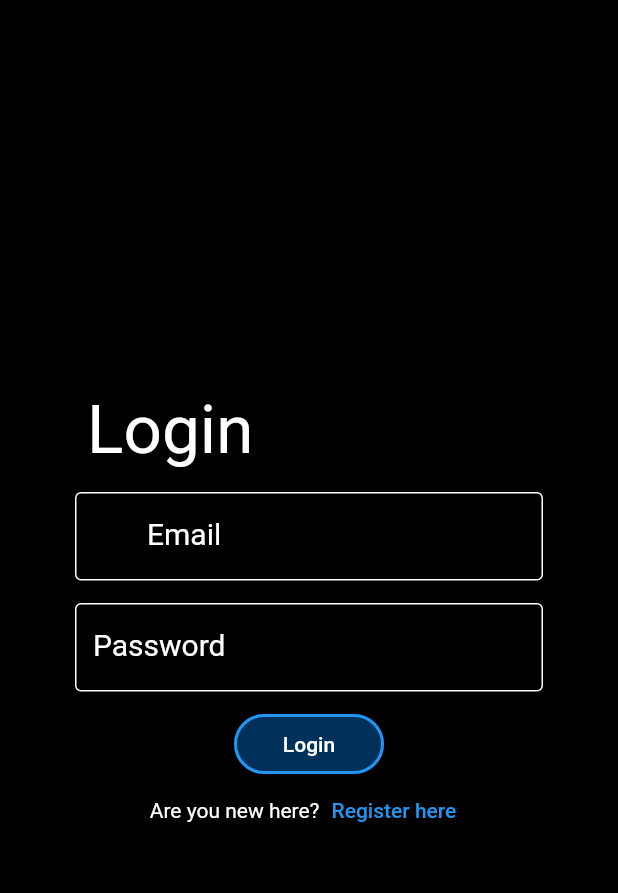
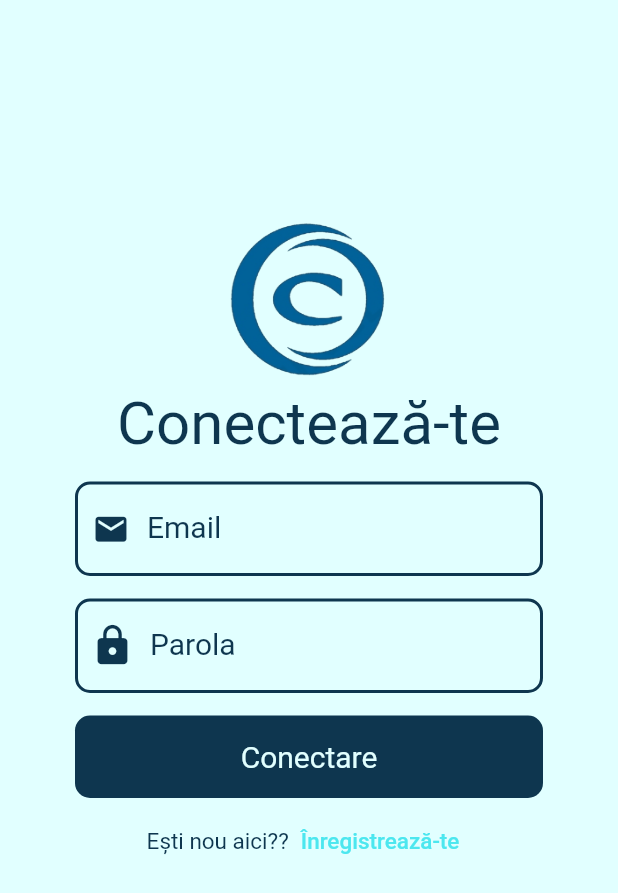
Before and after one commit to daniell0427/cligo, a Flutter app: the Login screen opened by its route, on a phone screen of 412 x 824 dp. Shown: the top 893 px of the screen. Run offline on Flutter 3.47's test engine with Material 2 defaults, Android fonts, the phone set to English and light mode, and no system bars; our stand-ins replace cloud_firestore, curved_navigation_bar, firebase_auth, firebase_core, searchfield; accounts and stored records are empty.

Commit message:
login gata

```diff
--- a/lib/view/login_view.dart
+++ b/lib/view/login_view.dart
@@ -1,6 +1,8 @@
+import 'package:cligo/constants/images.dart';
 import 'package:cligo/constants/routes.dart';
 import 'package:firebase_auth/firebase_auth.dart';
 import 'package:flutter/material.dart';
+import 'package:cligo/constants/colors.dart';
 import 'dart:developer' as devtools show log;
 
 class Login extends StatefulWidget {
@@ -31,90 +33,114 @@ class _LoginState extends State<Login> {
   @override
   Widget build(BuildContext context) {
     return Scaffold(
-      backgroundColor: Colors.black,
+      backgroundColor: Pallete.colorDim0,
       body: Padding(
-        padding: const EdgeInsets.all(50),
+        padding: const EdgeInsets.fromLTRB(50, 50, 50, 150),
         child: Column(
           mainAxisAlignment: MainAxisAlignment.center,
           children: [
-            const Padding(
-              padding: EdgeInsets.only(bottom: 15.0, right: 185),
-              child: Text(
-                'Login',
+            //!Logo
+            const CircleAvatar(
+              radius: 60,
+              backgroundColor: Colors.transparent,
+              backgroundImage: AssetImage(placeHolderLogo),
+            ),
+            //!title
+            const Text(
+              'Conectează-te',
               style: TextStyle(
-                  fontSize: 45,
-                  color: Colors.white,
+                fontSize: 40,
+                color: Pallete.colorDim4,
               ),
             ),
-            ),
-            TextField(
-              style: const TextStyle(color: Colors.white),
+
+            //!email
+            Padding(
+              padding: const EdgeInsets.only(top: 15),
+              child: TextField(
+                style: const TextStyle(color: Pallete.colorDim4, fontSize: 20),
                 controller: _email,
                 autocorrect: false,
                 enableSuggestions: false,
                 keyboardType: TextInputType.emailAddress,
                 decoration: const InputDecoration(
-                prefixIcon: Icon(
-                  Icons.person,
-                  color: Colors.black,
-                  size: 30,
-                ),
-                enabledBorder: OutlineInputBorder(
-                  borderSide: BorderSide(
-                    color: Colors.white,
+                  prefixIcon: Padding(
+                    padding: EdgeInsets.fromLTRB(10, 0, 10, 0),
+                    child: Icon(
+                      Icons.email,
+                      color: Pallete.colorDim4,
+                      size: 25,
                     ),
                   ),
+                  hintText: 'exemplu@gmail.com',
+                  hintStyle: TextStyle(color: Pallete.colorGray),
+                  enabledBorder: OutlineInputBorder(
+                    borderRadius: BorderRadius.all(Radius.circular(10)),
+                    borderSide: BorderSide(color: Pallete.colorDim4, width: 2),
+                  ),
                   focusedBorder: OutlineInputBorder(
-                  borderSide: BorderSide(
-                    color: Colors.white,
-                  ),
-                ),
+                      borderRadius: BorderRadius.all(Radius.circular(10)),
+                      borderSide:
+                          BorderSide(color: Pallete.colorDim4, width: 2)),
                   labelText: 'Email',
                   labelStyle: TextStyle(
                     fontSize: 20,
-                  color: Colors.white,
+                    color: Pallete.colorDim4,
                   ),
                 ),
               ),
+            ),
+
+            //!password
             Padding(
               padding: const EdgeInsets.only(top: 15),
               child: TextField(
-                style: const TextStyle(color: Colors.white),
+                style: const TextStyle(color: Pallete.colorDim4, fontSize: 20),
                 controller: _password,
                 obscureText: true,
                 autocorrect: false,
                 enableSuggestions: false,
                 decoration: const InputDecoration(
+                  prefixIcon: Padding(
+                    padding: EdgeInsets.fromLTRB(10, 0, 10, 0),
+                    child: Icon(
+                      Icons.lock,
+                      color: Pallete.colorDim4,
+                      size: 30,
+                    ),
+                  ),
                   enabledBorder: OutlineInputBorder(
-                    borderSide: BorderSide(color: Colors.white),
+                    borderRadius: BorderRadius.all(Radius.circular(10)),
+                    borderSide: BorderSide(color: Pallete.colorDim4, width: 2),
                   ),
                   focusedBorder: OutlineInputBorder(
-                      borderSide: BorderSide(color: Colors.white)),
-                  labelText: 'Password',
-                  labelStyle: TextStyle(fontSize: 20, color: Colors.white),
+                      borderRadius: BorderRadius.all(Radius.circular(10)),
+                      borderSide:
+                          BorderSide(color: Pallete.colorDim4, width: 2)),
+                  labelText: 'Parola',
+                  labelStyle: TextStyle(fontSize: 20, color: Pallete.colorDim4),
                 ),
               ),
             ),
-            SizedBox(
+            //!button
+            Padding(
+              padding: const EdgeInsets.only(top: 15),
+              child: SizedBox(
                 height: 55,
-              width: 100,
-              child: Padding(
-                padding: const EdgeInsets.only(top: 15.0),
+                width: double.infinity,
                 child: TextButton(
                   style: ButtonStyle(
-                      shape: MaterialStatePropertyAll(
+                    foregroundColor:
+                        MaterialStateProperty.all(Pallete.colorDim0),
+                    backgroundColor:
+                        MaterialStateProperty.all(Pallete.colorDim4),
+                    shape: MaterialStateProperty.all<RoundedRectangleBorder>(
                         RoundedRectangleBorder(
-                          side: const BorderSide(
-                            width: 2,
-                            color: Colors.blue,
-                            style: BorderStyle.solid,
+                      borderRadius: BorderRadius.circular(10),
+                      // side:
+                      //     const BorderSide(color: Pallete.colorDim0, width: 2),
+                    )),
                   ),
-                          borderRadius: BorderRadius.circular(50),
-                        ),
-                      ),
-                      backgroundColor: const MaterialStatePropertyAll(
-                        Color.fromARGB(90, 0, 140, 255),
-                      )),
                   onPressed: () async {
                     final email = _email.text;
                     final password = _password.text;
@@ -149,20 +175,25 @@ class _LoginState extends State<Login> {
                     }
                   },
                   child: const Text(
-                    'Login',
+                    'Conectare',
                     style: TextStyle(
-                      color: Colors.white,
+                      fontSize: 20,
+                      fontWeight: FontWeight.normal,
                     ),
                   ),
                 ),
               ),
             ),
-            Row(
+
+            //!are you new here
+            Padding(
+              padding: const EdgeInsets.only(top: 5),
+              child: Row(
                 mainAxisAlignment: MainAxisAlignment.center,
                 children: [
                   const Text(
-                  'Are you new here?',
-                  style: TextStyle(color: Colors.white),
+                    'Ești nou aici??',
+                    style: TextStyle(color: Pallete.colorDim4, fontSize: 15),
                   ),
                   TextButton(
                     onPressed: () {
@@ -172,9 +203,13 @@ class _LoginState extends State<Login> {
                         (route) => false,
                       );
                     },
-                  child: const Text('Register here'),
+                    child: const Text(
+                      'Înregistrează-te',
+                      style: TextStyle(fontSize: 15, color: Pallete.colorDim2),
+                    ),
                   )
                 ],
+              ),
             ),
           ],
         ),
--- a/lib/view/register_view.dart
+++ b/lib/view/register_view.dart
@@ -43,9 +43,9 @@ class _RegisterState extends State<Register> {
     return Scaffold(
       backgroundColor: Pallete.colorDim0,
       body: Padding(
-        padding: const EdgeInsets.all(50),
+        padding: const EdgeInsets.fromLTRB(50, 50, 50, 150),
         child: Column(
-          mainAxisAlignment: MainAxisAlignment.start,
+          mainAxisAlignment: MainAxisAlignment.center,
           children: [
             const CircleAvatar(
               radius: 60,
@@ -114,7 +114,7 @@ class _RegisterState extends State<Register> {
                       size: 25,
                     ),
                   ),
-                  hintText: 'example@gmail.com',
+                  hintText: 'exemplu@gmail.com',
                   hintStyle: TextStyle(color: Pallete.colorGray),
                   enabledBorder: OutlineInputBorder(
                     borderRadius: BorderRadius.all(Radius.circular(10)),
@@ -166,7 +166,7 @@ class _RegisterState extends State<Register> {
             Padding(
               padding: const EdgeInsets.only(top: 15),
               child: TextField(
-                style: const TextStyle(color: Pallete.colorDim4),
+                style: const TextStyle(color: Pallete.colorDim4, fontSize: 20),
                 controller: _confirmPassword,
                 obscureText: true,
                 autocorrect: false,
@@ -199,7 +199,7 @@ class _RegisterState extends State<Register> {
               padding: const EdgeInsets.only(top: 15),
               child: SizedBox(
                 width: double.infinity,
-                height: 50,
+                height: 55,
                 child: TextButton(
                   onPressed: () async {
                     final email = _email.text;
@@ -225,7 +225,8 @@ class _RegisterState extends State<Register> {
                     }
                   },
                   style: ButtonStyle(
-                    foregroundColor: MaterialStateProperty.all(Colors.white),
+                    foregroundColor:
+                        MaterialStateProperty.all(Pallete.colorDim0),
                     backgroundColor:
                         MaterialStateProperty.all(Pallete.colorDim4),
                     shape: MaterialStateProperty.all<RoundedRectangleBorder>(
@@ -261,7 +262,7 @@ class _RegisterState extends State<Register> {
                       );
                     },
                     child: const Text(
-                      'Autentifică-te',
+                      'Conectează-te',
                       style: TextStyle(fontSize: 15, color: Pallete.colorDim2),
                     ),
                   )
```
Lines whose indentation alone changed are shown as unchanged.
